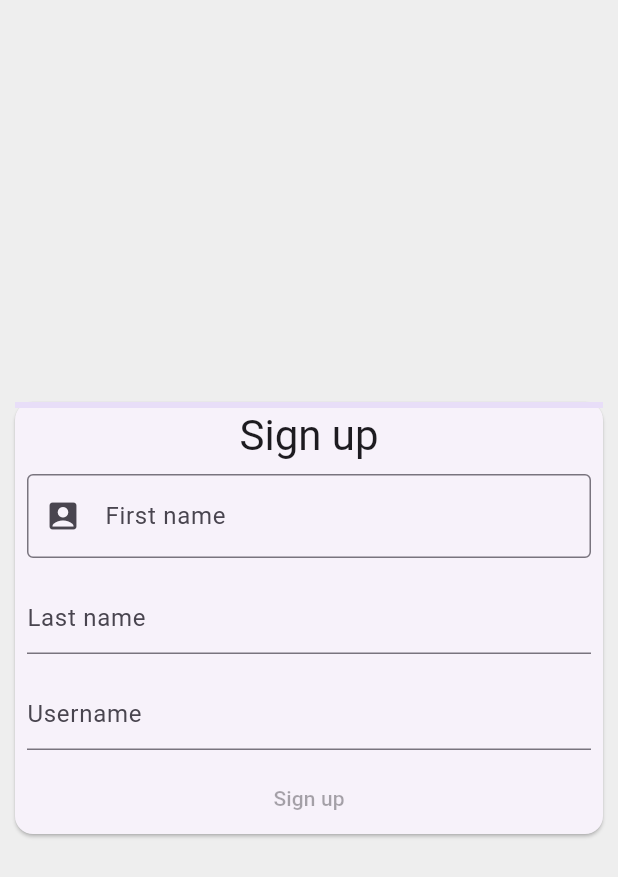
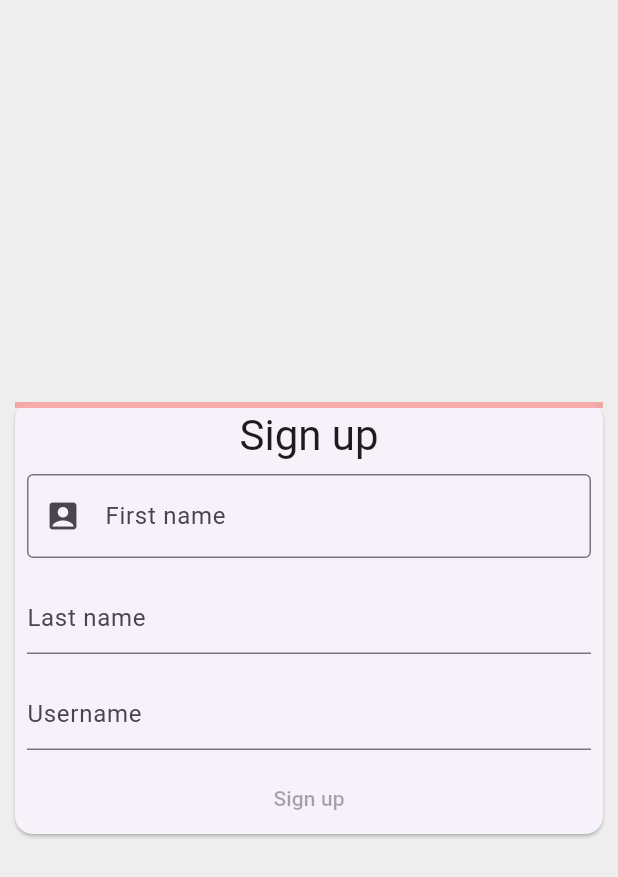
Before and after one commit to tim12367/signin_example, a Flutter app: the screen it shows after launch, on a phone screen of 412 x 824 dp. Shown: the top 877 px of the screen. Run offline on Flutter 3.47's test engine with Material 3 defaults, Android fonts, the phone set to English and light mode, and no system bars.

Commit message:
新增輸入動畫

```diff
--- a/lib/main.dart
+++ b/lib/main.dart
@@ -93,7 +93,7 @@
       child: Column(
         mainAxisSize: MainAxisSize.min,
         children: [
-          LinearProgressIndicator(value: _formProgress),
+          AnimatedProgressIndicator(value: _formProgress),
           Text('Sign up', style: Theme.of(context).textTheme.headlineMedium),
           Padding(
             padding: const EdgeInsets.all(8),
@@ -141,3 +141,66 @@
     );
   }
 }
+
+class AnimatedProgressIndicator extends StatefulWidget {
+  final double value;
+
+  const AnimatedProgressIndicator({super.key, required this.value});
+
+  @override
+  State<AnimatedProgressIndicator> createState() {
+    return _AnimatedProgressIndicatorState();
+  }
+}
+
+class _AnimatedProgressIndicatorState extends State<AnimatedProgressIndicator>
+    with SingleTickerProviderStateMixin {
+  late AnimationController _controller;
+  late Animation<Color?> _colorAnimation;
+  late Animation<double> _curveAnimation;
+
+  @override
+  void initState() {
+    super.initState();
+    _controller = AnimationController(
+      duration: const Duration(milliseconds: 1200),
+      vsync: this,
+    );
+
+    final colorTween = TweenSequence([
+      TweenSequenceItem(
+        tween: ColorTween(begin: Colors.red, end: Colors.orange),
+        weight: 1,
+      ),
+      TweenSequenceItem(
+        tween: ColorTween(begin: Colors.orange, end: Colors.yellow),
+        weight: 1,
+      ),
+      TweenSequenceItem(
+        tween: ColorTween(begin: Colors.yellow, end: Colors.green),
+        weight: 1,
+      ),
+    ]);
+
+    _colorAnimation = _controller.drive(colorTween);
+    _curveAnimation = _controller.drive(CurveTween(curve: Curves.easeIn));
+  }
+
+  @override
+  void didUpdateWidget(AnimatedProgressIndicator oldWidget) {
+    super.didUpdateWidget(oldWidget);
+    _controller.animateTo(widget.value);
+  }
+
+  @override
+  Widget build(BuildContext context) {
+    return AnimatedBuilder(
+      animation: _controller,
+      builder: (context, child) => LinearProgressIndicator(
+        value: _curveAnimation.value,
+        valueColor: _colorAnimation,
+        backgroundColor: _colorAnimation.value?.withValues(alpha: 0.4),
+      ),
+    );
+  }
+}
```
